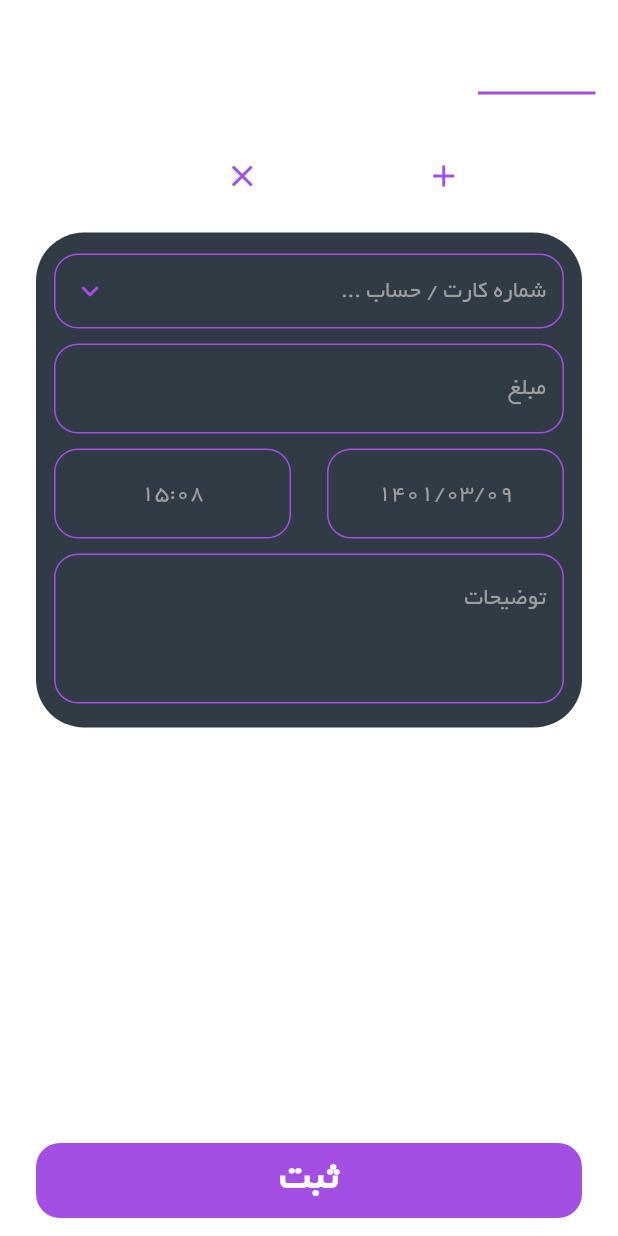
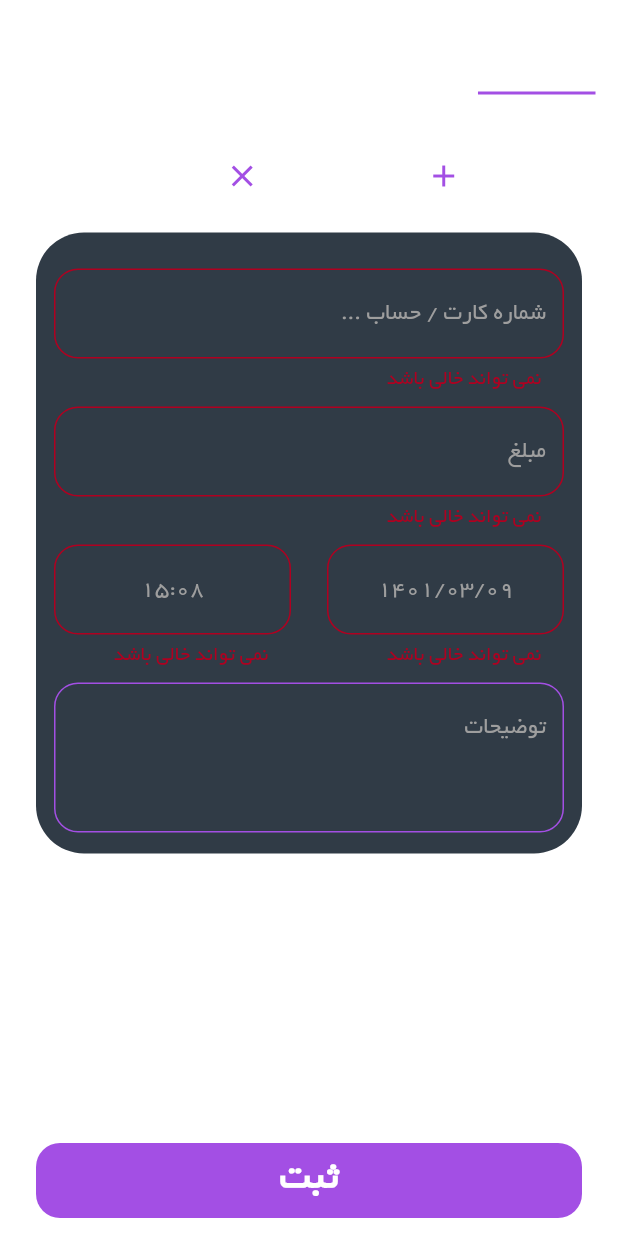
Before and after one commit to abbasihamed/bank_statements, a Flutter app: the CardDetailScreen screen opened directly with empty values, after a tap on "اضافه", after a tap on "حذف", after a tap on "ثبت", on a phone screen of 412 x 824 dp. Run offline on Flutter 3.47's test engine with Material 2 defaults, Android fonts, the phone set to English and light mode, and no system bars; our stand-ins replace fluro, get, get_it, mask_text_input_formatter, sqflite; missing offline and left inert: persian_number_utility; accounts and stored records are empty.

Commit message:
fixed add card bugs and add transaction and get transaction

```diff
--- a/lib/src/core/app_keys.dart
+++ b/lib/src/core/app_keys.dart
@@ -4,3 +4,5 @@ final GlobalKey<AnimatedListState> animKey =
     GlobalKey<AnimatedListState>(); // for animatedlist
 
 final GlobalKey<NavigatorState> navKey = GlobalKey<NavigatorState>();
+
+final GlobalKey<FormState> formKey = GlobalKey<FormState>();
--- /dev/null
+++ b/lib/src/core/constants.dart
@@ -0,0 +1 @@
+import 'package:bank_statements/src/presentations/logic/validators.dart';
--- a/lib/src/data/local/transaction_database.dart
+++ b/lib/src/data/local/transaction_database.dart
@@ -1,4 +1,6 @@
+import 'package:bank_statements/src/data/model/transaction.dart';
+
 abstract class TransactionDatabase {
   Future<int> insertTansactionData(Map<String, dynamic> data);
-  Future getTransactionWithId(int id);
+  Future<List<Map<String, dynamic>>> getTransactionWithId(int id);
 }
--- a/lib/src/data/model/transaction.dart
+++ b/lib/src/data/model/transaction.dart
@@ -1,6 +1,7 @@
 class Transaction {
   final int? id;
   final int? cardId;
+  final String? transactionCard;
   final String? transactionDate;
   final String? transactionTime;
   final String? transactionBalance;
@@ -10,6 +11,7 @@ class Transaction {
   const Transaction({
     this.id,
     this.cardId,
+    this.transactionCard,
     this.transactionDate,
     this.transactionTime,
     this.transactionBalance,
--- a/lib/src/domain/repository/transaction_repository.dart
+++ b/lib/src/domain/repository/transaction_repository.dart
@@ -2,5 +2,5 @@ import 'package:bank_statements/src/data/model/transaction.dart';
 
 abstract class TransactionRepository {
   Future<int> createTransaction(Transaction transaction);
-  Future getTransactionWithId(int id);
+  Future<List<Transaction>> getTransactionWithId(int id);
 }
--- a/lib/src/domain/usecase/transaction_usecase.dart
+++ b/lib/src/domain/usecase/transaction_usecase.dart
@@ -2,5 +2,5 @@ import 'package:bank_statements/src/data/model/transaction.dart';
 
 abstract class TransactionUseCase {
   Future<int> createExecute(Transaction transaction);
-  Future getWithIdExecute(int id);
+  Future<List<Transaction>> getWithIdExecute(int id);
 }
--- a/lib/src/domain/usecase/transaction_usecase_imp.dart
+++ b/lib/src/domain/usecase/transaction_usecase_imp.dart
@@ -11,7 +11,7 @@ class TransactionUsecaseImp implements TransactionUseCase {
   }
 
   @override
-  Future getWithIdExecute(int id) async {
-    _repository.getTransactionWithId(id);
+  Future<List<Transaction>> getWithIdExecute(int id) async {
+    return await _repository.getTransactionWithId(id);
   }
 }
--- a/lib/src/presentations/components/banck_textfields.dart
+++ b/lib/src/presentations/components/banck_textfields.dart
@@ -42,7 +42,6 @@ class BankTextField extends StatelessWidget {
         child: Center(
           child: TextFormField(
             validator: validator,
-
             controller: controller,
             onChanged: onChange,
             focusNode: focusNode,
@@ -59,7 +58,8 @@ class BankTextField extends StatelessWidget {
                   theme.textTheme.bodyText2!.copyWith(color: Colors.grey),
               suffixText: suffixText,
               suffixStyle: theme.textTheme.bodyText2,
-              errorStyle: theme.textTheme.overline!.copyWith(color: theme.errorColor),
+              errorStyle:
+                  theme.textTheme.overline!.copyWith(color: theme.errorColor),
               border: OutlineInputBorder(
                 borderRadius: BorderRadius.circular(16),
                 borderSide: BorderSide(color: theme.primaryColor),
--- a/lib/src/presentations/logic/transaction_controller.dart
+++ b/lib/src/presentations/logic/transaction_controller.dart
@@ -1,4 +1,5 @@
 import 'package:bank_statements/injector.dart';
+import 'package:bank_statements/src/core/app_keys.dart';
 import 'package:bank_statements/src/data/model/transaction.dart';
 import 'package:bank_statements/src/domain/usecase/transaction_usecase.dart';
 import 'package:get/get.dart';
@@ -6,22 +7,35 @@ import 'package:get/get.dart';
 class TransactionController extends GetxController {
   final trasactionUsecase = injection.get<TransactionUseCase>();
 
-  addTransaction({required String cardId}) async {
-    final response = await trasactionUsecase.createExecute(
-      Transaction(
-        cardId: int.parse(cardId),
-        description: 'This is a desription',
-        transactionBalance: '200000',
-        transactionDate: '10/30',
-        transactionMode: 'in',
-        transactionTime: '13:10',
-      ),
-    );
-    print(response);
+  List<Transaction> _transactionList = [];
+
+  List<Transaction> get transactionList => _transactionList;
+
+  addTransaction({
+    required String cardId,
+    required List<Map<String, dynamic>> value,
+  }) async {
+    for (var element in value) {
+      await trasactionUsecase.createExecute(
+        Transaction(
+          cardId: int.parse(cardId),
+          transactionCard: element['transactionCard'],
+          description: element['description'],
+          transactionBalance:
+              element['transactionBalance'].toString().replaceAll(',', ''),
+          transactionDate: element['transactionDate'],
+          transactionMode: 'in',
+          transactionTime: element['transactionTime'],
+        ),
+      );
+    }
+    getData(id: int.parse(cardId));
+    navKey.currentState!.pop();
   }
 
   getData({required int id}) async {
     final response = await trasactionUsecase.getWithIdExecute(id);
-    print(response);
+    _transactionList = response;
+    update();
   }
 }
--- a/lib/src/presentations/logic/validators.dart
+++ b/lib/src/presentations/logic/validators.dart
@@ -1,6 +1,9 @@
-import 'package:get/get.dart';
+class FormValidators {
+  static FormValidators validator = FormValidators();
+  // factory FormValidators() {
+  //   return FormValidators();
+  // }
 
-class FormValidators extends GetxController {
   empityValidation(String value, {String? input}) {
     if (value.isEmpty) {
       return '${input ?? ''} نمی تواند خالی باشد';
--- a/lib/src/presentations/views/card_detail/card_detail_screen.dart
+++ b/lib/src/presentations/views/card_detail/card_detail_screen.dart
@@ -18,11 +18,12 @@ class _CardDetailScreenState extends State<CardDetailScreen>
     with SingleTickerProviderStateMixin {
   TabController? tabController;
 
-  final _items = ["Item 0"];
+  final List<Map<String, dynamic>> _items = [{}];
   void _addItem() {
-    _items.insert(0, "Item ${_items.length + 1}");
-    animKey.currentState!
-        .insertItem(0, duration: const Duration(milliseconds: 300));
+    _items.insert(_items.indexOf(_items.last) + 1, {});
+    animKey.currentState!.insertItem(_items.indexOf(_items.last),
+        duration: const Duration(milliseconds: 300));
+    setState(() {});
   }
 
   void _removeItem(int index, BuildContext context) {
@@ -36,6 +37,7 @@ class _CardDetailScreenState extends State<CardDetailScreen>
       );
     }, duration: const Duration(milliseconds: 300));
     _items.removeAt(index);
+    setState(() {});
   }
 
   @override
@@ -46,7 +48,6 @@ class _CardDetailScreenState extends State<CardDetailScreen>
 
   @override
   Widget build(BuildContext context) {
-    print(widget.id);
     final size = MediaQuery.of(context).size;
     final theme = Theme.of(context);
     return SafeArea(
@@ -99,7 +100,7 @@ class _CardDetailScreenState extends State<CardDetailScreen>
                     const SizedBox(width: 42),
                     TextButton.icon(
                       onPressed: () {
-                        _removeItem(0, context);
+                        _removeItem(_items.indexOf(_items.last), context);
                       },
                       icon: Icon(
                         Icons.close,
@@ -121,16 +122,24 @@ class _CardDetailScreenState extends State<CardDetailScreen>
                     child: TabBarView(
                       controller: tabController,
                       children: [
-                        AnimatedList(
+                        Form(
+                          key: formKey,
+                          autovalidateMode: AutovalidateMode.onUserInteraction,
+                          child: AnimatedList(
                             key: animKey,
                             initialItemCount: _items.length,
                             itemBuilder: (context, index, animation) {
                               return SizeTransition(
                                 sizeFactor: animation,
-                              child:
-                                  AnimatedListItem(theme: theme, index: index),
+                                child: AnimatedListItem(
+                                  theme: theme,
+                                  index: index,
+                                  itemList: _items,
+                                  onChange: (value) {},
+                                ),
                               );
                             },
+                          ),
                         ),
                         Container(),
                       ],
@@ -146,8 +155,12 @@ class _CardDetailScreenState extends State<CardDetailScreen>
                   lable: 'ثبت',
                   theme: theme,
                   onPress: () {
-                    Get.find<TransactionController>()
-                        .addTransaction(cardId: widget.id);
+                    if (formKey.currentState!.validate()) {
+                      Get.find<TransactionController>().addTransaction(
+                        cardId: widget.id,
+                        value: _items,
+                      );
+                    }
                   },
                 )
               : null,
--- a/lib/src/presentations/views/card_detail/widgets/animated_list_item.dart
+++ b/lib/src/presentations/views/card_detail/widgets/animated_list_item.dart
@@ -1,109 +1,137 @@
+import 'package:bank_statements/src/presentations/logic/validators.dart';
 import 'package:flutter/material.dart';
+import 'package:persian_number_utility/persian_number_utility.dart';
 
 import '../../../components/banck_textfields.dart';
 
-class AnimatedListItem extends StatelessWidget {
+typedef DataCallBack = Function(List<Map<String, dynamic>>? value);
+
+class AnimatedListItem extends StatefulWidget {
   const AnimatedListItem({
     Key? key,
     required this.theme,
     required this.index,
+    this.onChange,
     this.itemList,
   }) : super(key: key);
 
   final ThemeData theme;
   final int index;
+  final DataCallBack? onChange;
+  final List<Map<String, dynamic>>? itemList;
 
-  final List? itemList;
+  @override
+  State<AnimatedListItem> createState() => _AnimatedListItemState();
+}
 
+class _AnimatedListItemState extends State<AnimatedListItem> {
+  TextEditingController cardNumberController = TextEditingController();
+  TextEditingController balanceController = TextEditingController();
+  TextEditingController dateController = TextEditingController();
+  TextEditingController timeController = TextEditingController();
+  TextEditingController descriptionController = TextEditingController();
   @override
   Widget build(BuildContext context) {
     return Container(
       width: 400,
-      height: 330,
       margin: const EdgeInsets.only(top: 14, bottom: 14),
       padding: const EdgeInsets.symmetric(horizontal: 12, vertical: 14),
       decoration: BoxDecoration(
-        color: theme.colorScheme.secondary,
+        color: widget.theme.colorScheme.secondary,
         borderRadius: BorderRadius.circular(32),
       ),
       child: Column(
         crossAxisAlignment: CrossAxisAlignment.end,
         children: [
-          SizedBox(
-            height: 50,
-            width: double.infinity,
-            child: Center(
-              child: TextField(
-                onChanged: (value) {
-                  print(value);
-                },
-                style: theme.textTheme.bodyText1,
-                decoration: InputDecoration(
-                  hintText: 'شماره کارت / حساب ...',
-                  hintStyle:
-                      theme.textTheme.bodyText2!.copyWith(color: Colors.grey),
-                  suffixIcon: Icon(
-                    Icons.keyboard_arrow_down_rounded,
-                    color: theme.primaryColor,
-                  ),
-                  border: OutlineInputBorder(
-                    borderRadius: BorderRadius.circular(16),
-                    borderSide: BorderSide(color: theme.primaryColor),
-                  ),
-                  enabledBorder: OutlineInputBorder(
-                    borderRadius: BorderRadius.circular(16),
-                    borderSide: BorderSide(color: theme.primaryColor),
-                  ),
-                  focusedBorder: OutlineInputBorder(
-                    borderRadius: BorderRadius.circular(16),
-                    borderSide: BorderSide(color: theme.primaryColor),
-                  ),
-                ),
-              ),
-            ),
+          BankTextField(
+            controller: cardNumberController,
+            padding: const EdgeInsets.only(top: 10),
+            theme: widget.theme,
+            hintText: 'شماره کارت / حساب ...',
+            onChange: (value) {
+              returnData();
+            },
+            validator: (_) => FormValidators.validator
+                .empityValidation(cardNumberController.text),
           ),
           BankTextField(
+            controller: balanceController,
             padding: const EdgeInsets.only(top: 10),
-            theme: theme,
+            theme: widget.theme,
             hintText: 'مبلغ',
-            onChange: (value) {},
+            onChange: (value) {
+              balanceController.text =
+                                        value.seRagham().trim();
+              var currentPos = TextSelection.fromPosition(
+                  TextPosition(offset: balanceController.text.length));
+              balanceController.selection = currentPos;
+              returnData();
+            },
+            validator: (_) => FormValidators.validator
+                .empityValidation(balanceController.text),
           ),
           SizedBox(
             width: double.infinity,
             child: Row(
+              crossAxisAlignment: CrossAxisAlignment.start,
               children: [
                 Expanded(
                   child: BankTextField(
+                    controller: dateController,
                     padding: const EdgeInsets.only(top: 10),
-                    theme: theme,
+                    theme: widget.theme,
                     textAlign: TextAlign.center,
                     hintText: '1401/03/09',
-                    onChange: (value) {},
+                    onChange: (value) {
+                      returnData();
+                    },
+                    validator: (_) => FormValidators.validator
+                        .empityValidation(dateController.text),
                   ),
                 ),
                 const SizedBox(width: 24),
                 Expanded(
                   child: BankTextField(
+                    controller: timeController,
                     padding: const EdgeInsets.only(top: 10),
-                    theme: theme,
+                    theme: widget.theme,
                     textAlign: TextAlign.center,
                     hintText: '15:08',
-                    onChange: (value) {},
+                    onChange: (value) {
+                      returnData();
+                    },
+                    validator: (_) => FormValidators.validator
+                        .empityValidation(timeController.text),
                   ),
                 ),
               ],
             ),
           ),
           BankTextField(
+            controller: descriptionController,
             padding: const EdgeInsets.only(top: 10),
-            theme: theme,
+            theme: widget.theme,
             maxLine: 3,
             textDirection: TextDirection.rtl,
             hintText: 'توضیحات',
-            onChange: (value) {},
+            onChange: (value) {
+              returnData();
+            },
           ),
         ],
       ),
     );
   }
+
+  returnData() {
+    widget.itemList![widget.index] = {
+      'description': descriptionController.text.trim(),
+      'transactionCard': cardNumberController.text.trim(),
+      'transactionBalance': balanceController.text.trim(),
+      'transactionTime': timeController.text.trim(),
+      'transactionDate': dateController.text.trim(),
+      'transactionMode': 'in',
+    };
+    widget.onChange!(widget.itemList);
+  }
 }
```
Also changed, not shown: lib/src/data/local/bank_database_imp.dart (+5 -2 lines), lib/src/data/mapper/trnasaction_mapper.dart (+16 -1 lines), lib/src/data/repository/transaction_repository_imp.dart (+4 -3 lines), lib/src/presentations/logic/card_controller.dart (+5 -8 lines), lib/src/presentations/views/card_add/card_add_screen.dart (+28 -40 lines), lib/src/presentations/views/home/home_screen.dart (+29 -12 lines). Lines whose indentation alone changed are shown as unchanged.
